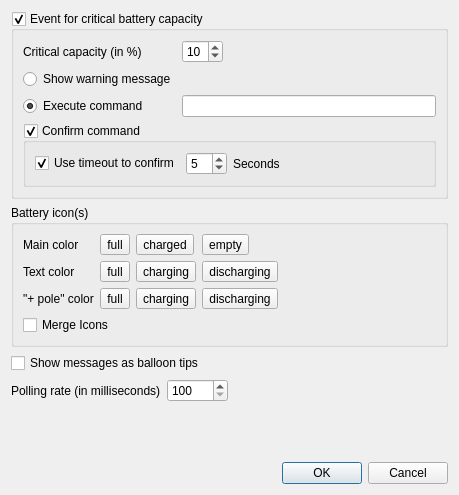
First picture: the form in settingsdialog.ui, repository ZanyXDev/qbat, before the edit.
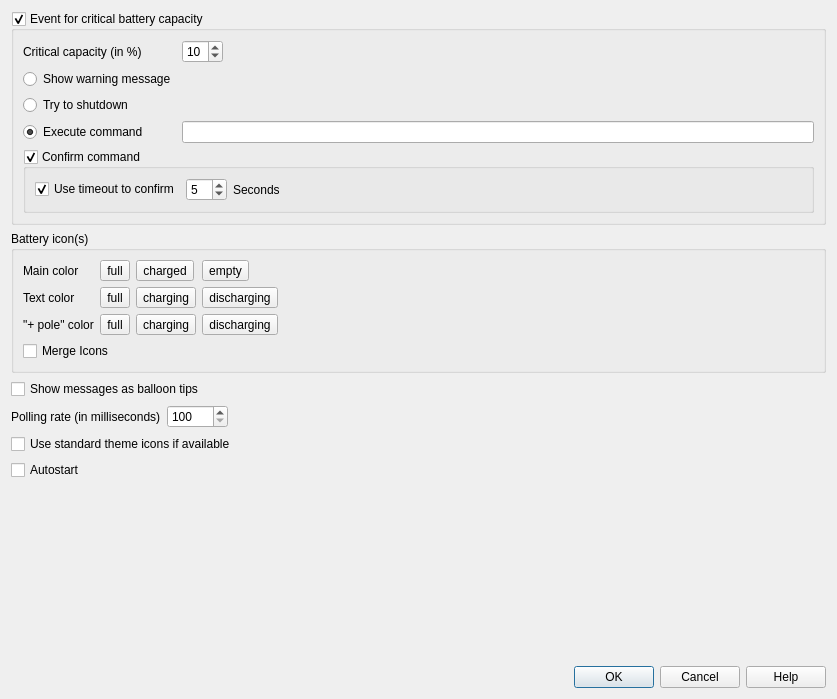
Second picture: the form after the edit.

Patch:
```diff
--- a/settingsdialog.ui
+++ b/settingsdialog.ui
@@ -6,15 +6,15 @@
    <rect>
     <x>0</x>
     <y>0</y>
-    <width>449</width>
-    <height>495</height>
+    <width>837</width>
+    <height>699</height>
    </rect>
   </property>
   <property name="windowTitle">
    <string>QBat - Settings</string>
   </property>
-  <layout class="QVBoxLayout">
-   <item>
+  <layout class="QGridLayout" name="gridLayout">
+   <item row="0" column="0">
     <widget class="QGroupBox" name="criticalGroup">
      <property name="title">
       <string>Event for critical battery capacity</string>
@@ -40,7 +40,14 @@
         </property>
        </widget>
       </item>
-      <item row="2" column="0" rowspan="2">
+      <item row="3" column="0">
+       <widget class="QRadioButton" name="criticalShutdownRadio">
+        <property name="text">
+         <string>Try to shutdown</string>
+        </property>
+       </widget>
+      </item>
+      <item row="4" column="0" rowspan="2">
        <widget class="QRadioButton" name="criticalCommandRadio">
         <property name="text">
          <string>Execute command</string>
@@ -63,7 +70,7 @@
         </property>
        </widget>
       </item>
-      <item row="4" column="0" colspan="3">
+      <item row="6" column="0" colspan="3">
        <widget class="QGroupBox" name="confirmCommandBox">
         <property name="title">
          <string>Confirm command</string>
@@ -115,7 +122,7 @@
         </layout>
        </widget>
       </item>
-      <item row="2" column="1" rowspan="2" colspan="2">
+      <item row="4" column="1" rowspan="2" colspan="2">
        <widget class="QLineEdit" name="criticalCommandEdit"/>
       </item>
       <item row="0" column="2">
@@ -134,7 +141,7 @@
      </layout>
     </widget>
    </item>
-   <item>
+   <item row="1" column="0">
     <widget class="QGroupBox" name="batteryIconGroup">
      <property name="title">
       <string>Battery icon(s)</string>
@@ -274,14 +281,14 @@
      </layout>
     </widget>
    </item>
-   <item>
+   <item row="2" column="0">
     <widget class="QCheckBox" name="showBalloonCheck">
      <property name="text">
       <string>Show messages as balloon tips</string>
      </property>
     </widget>
    </item>
-   <item>
+   <item row="3" column="0">
     <layout class="QHBoxLayout">
      <item>
       <widget class="QLabel" name="pollingRateLabel">
@@ -324,7 +331,21 @@
      </item>
     </layout>
    </item>
-   <item>
+   <item row="4" column="0">
+    <widget class="QCheckBox" name="standardIconsCheck">
+     <property name="text">
+      <string>Use standard theme icons if available</string>
+     </property>
+    </widget>
+   </item>
+   <item row="5" column="0">
+    <widget class="QCheckBox" name="autostartCheck">
+     <property name="text">
+      <string>Autostart</string>
+     </property>
+    </widget>
+   </item>
+   <item row="6" column="0">
     <spacer name="spacer4">
      <property name="orientation">
       <enum>Qt::Vertical</enum>
@@ -337,13 +358,13 @@
      </property>
     </spacer>
    </item>
-   <item>
+   <item row="7" column="0">
     <widget class="QDialogButtonBox" name="buttonBox">
      <property name="orientation">
       <enum>Qt::Horizontal</enum>
      </property>
      <property name="standardButtons">
-      <set>QDialogButtonBox::Cancel|QDialogButtonBox::Ok</set>
+      <set>QDialogButtonBox::Cancel|QDialogButtonBox::Help|QDialogButtonBox::Ok</set>
      </property>
      <property name="centerButtons">
       <bool>false</bool>
```
Left out of the diff: 31 changed lines with no effect on the pictures.
